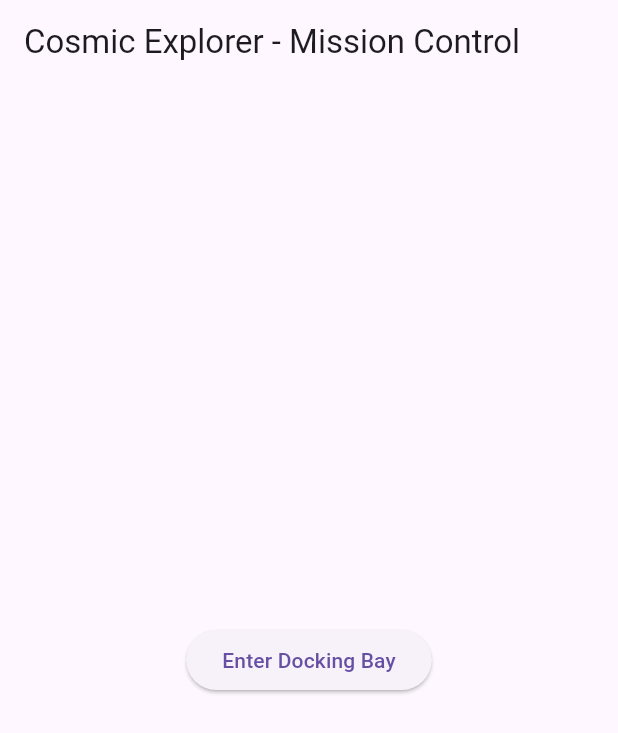
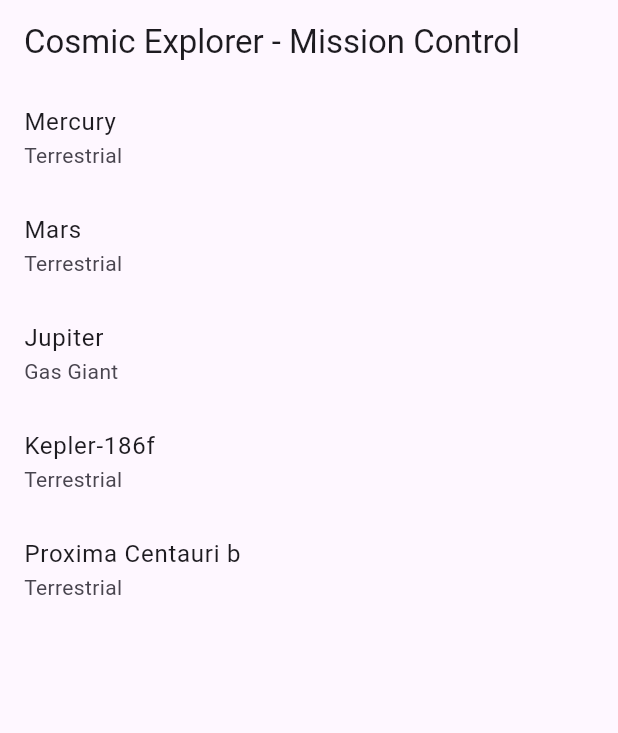
Before and after one commit to KhaleelKazy/FlutterDartCosmicapp-2026, a Flutter app: the screen it shows after launch, on a phone screen of 412 x 824 dp. Shown: the top 733 px of the screen. Run offline on Flutter 3.47's test engine with Material 3 defaults, Android fonts, the phone set to English and light mode, and no system bars.

Commit message:
commit2
phase2

```diff
--- a/lib/main.dart
+++ b/lib/main.dart
@@ -1,6 +1,48 @@
 import 'package:flutter/material.dart';
 
 void main() => runApp(MaterialApp(home: MissionControl()));
+
+class Planet {
+  final String name;
+  final String type;
+  final String description;
+
+  const Planet({
+    required this.name,
+    required this.type,
+    required this.description,
+  });
+}
+
+class PlanetCatalog {
+  static const List<Planet> planets = [
+    Planet(
+      name: 'Mercury',
+      type: 'Terrestrial',
+      description: 'Smallest planet, closest to the Sun.',
+    ),
+    Planet(
+      name: 'Mars',
+      type: 'Terrestrial',
+      description: 'A cold, red desert planet.',
+    ),
+    Planet(
+      name: 'Jupiter',
+      type: 'Gas Giant',
+      description: 'The biggest planet in our solar system.',
+    ),
+    Planet(
+      name: 'Kepler-186f',
+      type: 'Terrestrial',
+      description: 'An Earth-sized planet around another star.',
+    ),
+    Planet(
+      name: 'Proxima Centauri b',
+      type: 'Terrestrial',
+      description: 'The closest known planet outside our solar system.',
+    ),
+  ];
+}
 
 class MissionControl extends StatelessWidget {
   @override
@@ -9,35 +51,54 @@ class MissionControl extends StatelessWidget {
       appBar: AppBar(
         title: Text('Cosmic Explorer - Mission Control'),
       ),
-      body: Center(
-        child: ElevatedButton(
-          onPressed: () {
-            Navigator.push(
-              context,
-              MaterialPageRoute(builder: (context) => DockingBay()),
-            );
-          },
-          child: Text('Enter Docking Bay'),
-        ),
+      body: ListView.builder(
+        itemCount: PlanetCatalog.planets.length,
+        itemBuilder: (context, index) {
+          final planet = PlanetCatalog.planets[index];
+          return ListTile(
+            title: Text(planet.name),
+            subtitle: Text(planet.type),
+            onTap: () {
+              Navigator.push(
+                context,
+                MaterialPageRoute(
+                  builder: (context) => PlanetDetail(planet: planet),
+                ),
+              );
+            },
+          );
+        },
       ),
     );
   }
 }
 
-class DockingBay extends StatelessWidget {
+class PlanetDetail extends StatelessWidget {
+  final Planet planet;
+
+  const PlanetDetail({
+    super.key,
+    required this.planet,
+  });
+
   @override
   Widget build(BuildContext context) {
     return Scaffold(
       appBar: AppBar(
-        title: Text('Enter Docking Bar'),
+        title: Text(planet.name),
       ),
-      body: Center(
-        child: ElevatedButton(
-          onPressed: () {
-            Navigator.pop(context);
-          },
-          child: Text('Return to Control'),
-        ),
+      body: Column(
+        crossAxisAlignment: CrossAxisAlignment.start,
+        children: [
+          Padding(
+            padding: const EdgeInsets.all(16),
+            child: Text('Type: ${planet.type}'),
+          ),
+          Padding(
+            padding: const EdgeInsets.all(16),
+            child: Text(planet.description),
+          ),
+        ],
       ),
     );
   }
```
Also changed, not shown: 1 other file.
